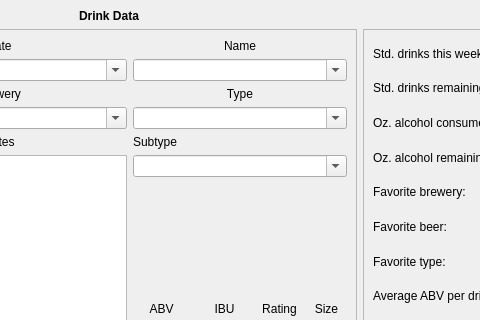
minorsecond/BuzzBot, file src/mainwindow.ui: the form before one commit; both pictures show x 148 to 628 and y 0 to 320 of the 1226 by 670 pixel window.
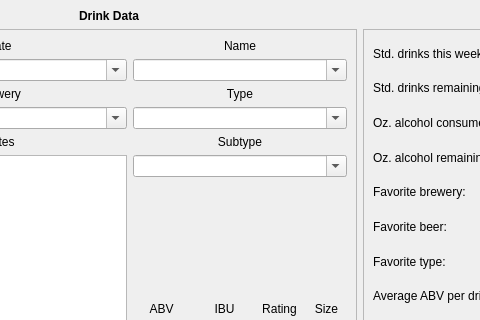
The form after the commit. Icons and pictures are not drawn.

Commit message: Center subtype label

Patch:
```diff
--- a/src/mainwindow.ui
+++ b/src/mainwindow.ui
@@ -421,6 +421,9 @@
          <property name="text">
           <string>Subtype</string>
          </property>
+         <property name="alignment">
+          <set>Qt::AlignCenter</set>
+         </property>
         </widget>
        </item>
       </layout>
```
